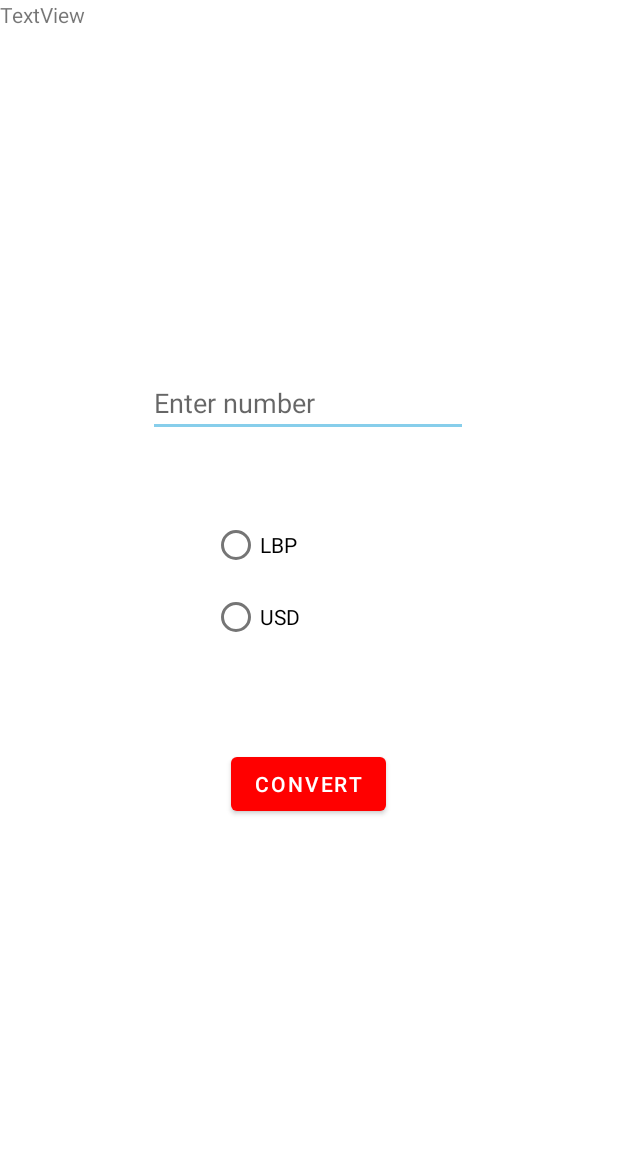
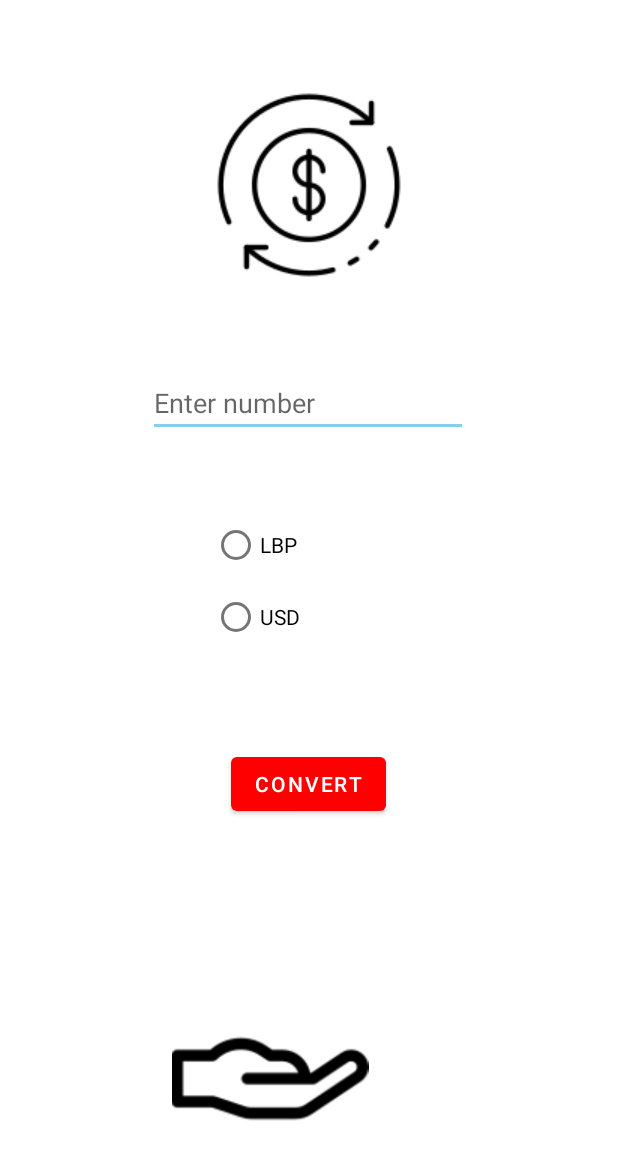
Before and after one commit to Mhmdbaba/CSC498G_CurrencyConverterAPI, an Android app: the ConversionPage screen opened directly, with no data from a screen before it, on a phone screen of 412 x 824 dp. Shown: the top 1160 px of the screen. Run offline under Robolectric (Android 15) with nearby library versions, the light colour scheme and no system bars.

Commit message:
commit 3

```diff
--- a/app/src/main/java/com/example/currencyconverter/ConversionPage.java
+++ b/app/src/main/java/com/example/currencyconverter/ConversionPage.java
@@ -3,12 +3,52 @@ package com.example.currencyconverter;
 import androidx.appcompat.app.AppCompatActivity;
 
 import android.os.Bundle;
+import android.view.View;
+import android.widget.EditText;
+import android.widget.RadioButton;
+import android.widget.RadioGroup;
+import android.widget.TextView;
+import android.widget.Toast;
 
 public class ConversionPage extends AppCompatActivity {
+
+    private RadioGroup radio_group;
+    private RadioButton radio_button;
+    private EditText input;
+    private TextView text_view;
 
     @Override
     protected void onCreate(Bundle savedInstanceState) {
         super.onCreate(savedInstanceState);
         setContentView(R.layout.activity_conversion_page);
+        text_view = (TextView) findViewById(R.id.tv_output);
+    }
+
+    public void Convert (View view){
+        radio_group = (RadioGroup) findViewById(R.id.radioGroup);
+        radio_button = (RadioButton) findViewById(radio_group.getCheckedRadioButtonId());
+        String curr = radio_button.getText().toString();
+        input = findViewById(R.id.input_number);
+
+        Double output = 0.0;
+        if (curr.equalsIgnoreCase("usd")){ //convert to USD
+            //output = input....
+
+            //save to database
+
+            text_view.setText("USD" + output);
+        }
+        else if ( curr.equalsIgnoreCase("lbp")){ //convert to LBP
+            //output = input ...
+
+            //save to database
+
+            text_view.setText("LBP" + output);
+        }
+        else{
+            Toast.makeText(this, "Select a currency", Toast.LENGTH_LONG).show();
+        }
+
+
     }
 }
--- a/app/src/main/res/layout/activity_conversion_page.xml
+++ b/app/src/main/res/layout/activity_conversion_page.xml
@@ -14,7 +14,7 @@
         app:layout_constraintBottom_toBottomOf="parent"
         app:layout_constraintEnd_toEndOf="parent"
         app:layout_constraintStart_toStartOf="parent"
-        app:layout_constraintTop_toBottomOf="@+id/editTextNumber"
+        app:layout_constraintTop_toBottomOf="@+id/input_number"
         app:layout_constraintVertical_bias="0.110000014">
 
         <RadioButton
@@ -32,7 +32,7 @@
     </RadioGroup>
 
     <EditText
-        android:id="@+id/editTextNumber"
+        android:id="@+id/input_number"
         android:layout_width="wrap_content"
         android:layout_height="wrap_content"
         android:ems="10"
@@ -49,6 +49,7 @@
         android:id="@+id/button2"
         android:layout_width="wrap_content"
         android:layout_height="wrap_content"
+        android:onClick="Convert"
         android:text="Convert"
         app:layout_constraintBottom_toBottomOf="parent"
         app:layout_constraintEnd_toEndOf="parent"
@@ -58,10 +59,36 @@
         app:layout_constraintVertical_bias="0.186" />
 
     <TextView
-        android:id="@+id/textView"
+        android:id="@+id/tv_output"
         android:layout_width="wrap_content"
         android:layout_height="wrap_content"
-        android:text="TextView"
-        tools:layout_editor_absoluteX="173dp"
-        tools:layout_editor_absoluteY="586dp" />
+        android:textSize="24sp"
+        app:layout_constraintBottom_toBottomOf="parent"
+        app:layout_constraintEnd_toEndOf="parent"
+        app:layout_constraintStart_toStartOf="parent"
+        app:layout_constraintTop_toBottomOf="@+id/button2"
+        app:layout_constraintVertical_bias="0.311" />
+
+    <ImageView
+        android:id="@+id/imageView4"
+        android:layout_width="wrap_content"
+        android:layout_height="wrap_content"
+        app:layout_constraintBottom_toTopOf="@+id/input_number"
+        app:layout_constraintEnd_toEndOf="parent"
+        app:layout_constraintStart_toStartOf="parent"
+        app:layout_constraintTop_toTopOf="parent"
+        app:srcCompat="@drawable/dollar" />
+
+    <ImageView
+        android:id="@+id/imageView5"
+        android:layout_width="180dp"
+        android:layout_height="131dp"
+        android:layout_marginBottom="39dp"
+        app:layout_constraintBottom_toBottomOf="parent"
+        app:layout_constraintEnd_toEndOf="parent"
+        app:layout_constraintHorizontal_bias="0.389"
+        app:layout_constraintStart_toStartOf="parent"
+        app:layout_constraintTop_toTopOf="parent"
+        app:layout_constraintVertical_bias="1.0"
+        app:srcCompat="@drawable/hand" />
 </androidx.constraintlayout.widget.ConstraintLayout>
```
Also changed, not shown: app/src/main/res/drawable/dollar.png (added), app/src/main/res/drawable/hand.png (added).
